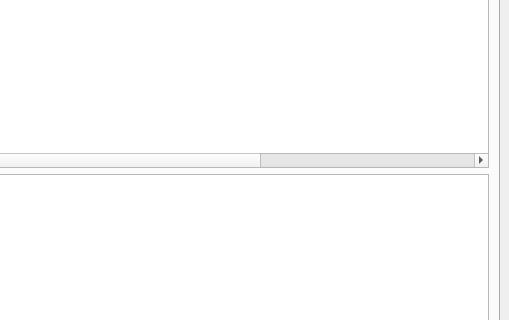
Before: the Qt Designer form gsRemote/forms/Console.ui in spel-uchile/gsSuchai, drawn with Qt 5; both pictures show x 131 to 640 and y 111 to 431 of the 640 by 571 pixel window.
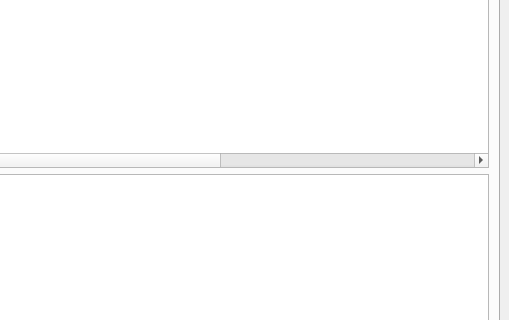
After: the same form once the commit is applied. The open tabs and pages were chosen to show the change. Icons and pictures are not drawn.

The edit to the form file:
```diff
--- a/gsRemote/forms/Console.ui
+++ b/gsRemote/forms/Console.ui
@@ -440,6 +440,11 @@
             <string>Data</string>
            </property>
           </column>
+          <column>
+           <property name="text">
+            <string>_id</string>
+           </property>
+          </column>
          </widget>
         </item>
         <item>
```
Left out of the diff: 9 changed lines with no effect on the pictures.
